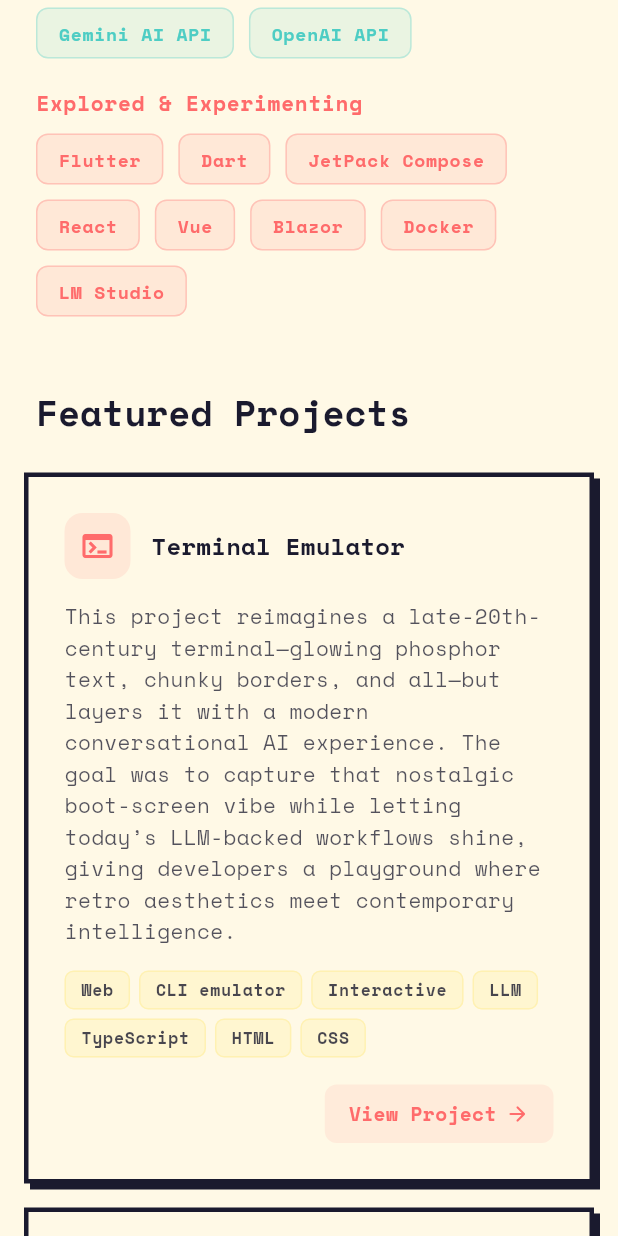
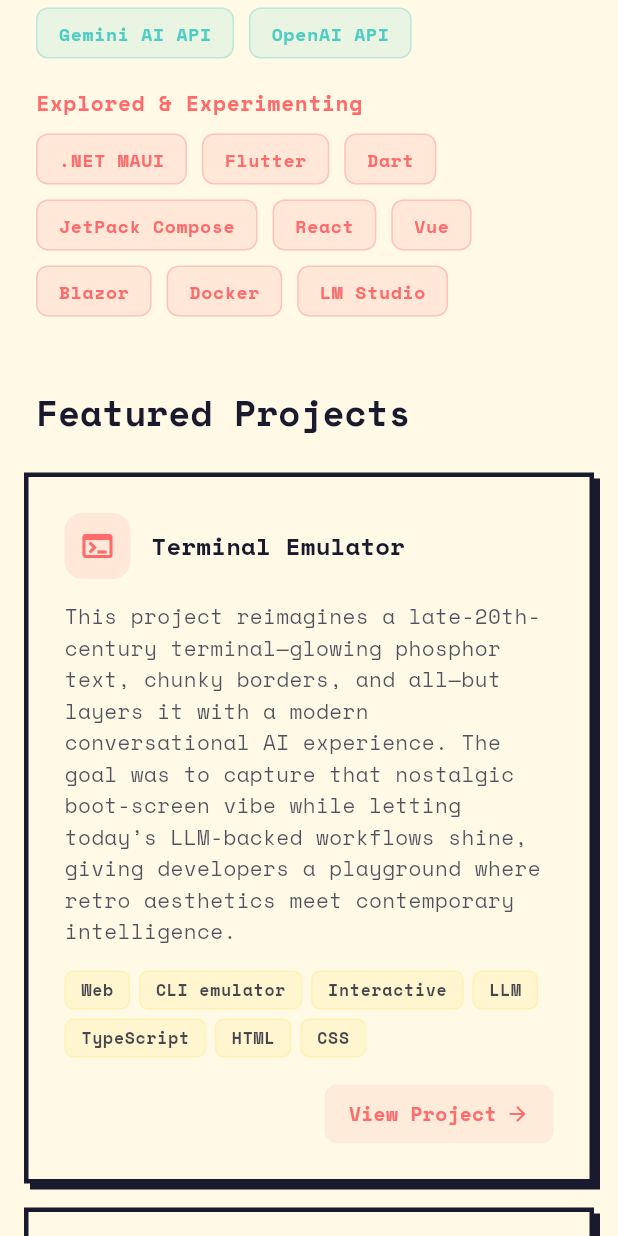
Before and after one commit to AllramEst83/portfolio, a Flutter app: the screen it shows after launch, scrolled down 1152 dp, on a phone screen of 412 x 824 dp. Run offline on Flutter 3.47's test engine with Material 3 defaults, Android fonts, the phone set to English and light mode, and no system bars; our stand-ins replace google_fonts.

Commit message:
Update skill tags in HeroSection to correct .NET MAUI placement
- Removed '.Net MAUI' from the skills list and added it as '.NET MAUI' to maintain consistency in formatting.

```diff
--- a/lib/widgets/hero_section.dart
+++ b/lib/widgets/hero_section.dart
@@ -74,7 +74,6 @@ class HeroSection extends StatelessWidget {
               'ASP.NET MVC',
               'REST APIs (OpenAPI, Swagger)',
               'ASP.NET Razor Pages',
-              '.Net MAUI',
               'C#',
               'Entity Framework',
               'JavaScript',
@@ -97,6 +96,7 @@ class HeroSection extends StatelessWidget {
             theme: theme,
             color: cs.primary,
             skills: const [
+              '.NET MAUI',
               'Flutter',
               'Dart',
               'JetPack Compose',
```
